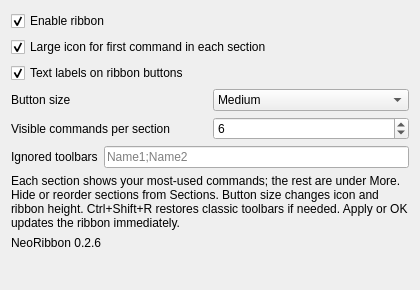
First picture: the form in Resources/ui/preferences.ui, repository robdevtech/NeoRibbon, before the edit.
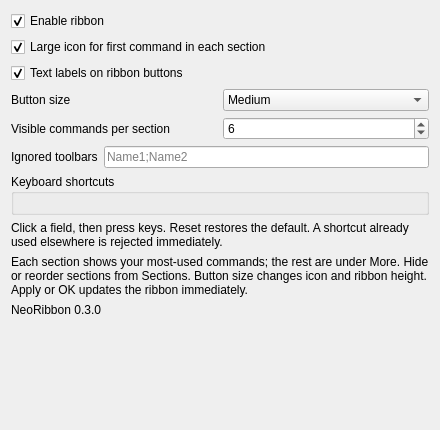
Second picture: the form after the edit. Custom widgets are drawn as their Qt base class.

Commit message:
Ship editable shortcuts with live conflict checks.
Users can rebind toggle, restore, and preferences chords in both preference UIs; taken keys are rejected immediately. Restore classic toolbars only shows bars NeoRibbon hid.

The edit to the form file:
```diff
--- a/Resources/ui/preferences.ui
+++ b/Resources/ui/preferences.ui
@@ -6,8 +6,8 @@
    <rect>
     <x>0</x>
     <y>0</y>
-    <width>420</width>
-    <height>290</height>
+    <width>440</width>
+    <height>430</height>
    </rect>
   </property>
   <property name="windowTitle">
@@ -158,10 +158,28 @@
      </item>
     </layout>
    </item>
+   <item>
+    <widget class="QGroupBox" name="groupShortcuts">
+     <property name="title">
+      <string>Keyboard shortcuts</string>
+     </property>
+     <layout class="QFormLayout" name="formShortcuts"/>
+    </widget>
+   </item>
+   <item>
+    <widget class="QLabel" name="labelShortcutsHint">
+     <property name="text">
+      <string>Click a field, then press keys. Reset restores the default. A shortcut already used elsewhere is rejected immediately.</string>
+     </property>
+     <property name="wordWrap">
+      <bool>true</bool>
+     </property>
+    </widget>
+   </item>
    <item>
     <widget class="QLabel" name="labelHint">
      <property name="text">
-      <string>Each section shows your most-used commands; the rest are under More. Hide or reorder sections from Sections. Button size changes icon and ribbon height. Ctrl+Shift+R restores classic toolbars if needed. Apply or OK updates the ribbon immediately.</string>
+      <string>Each section shows your most-used commands; the rest are under More. Hide or reorder sections from Sections. Button size changes icon and ribbon height. Apply or OK updates the ribbon immediately.</string>
      </property>
      <property name="wordWrap">
       <bool>true</bool>
@@ -171,7 +189,7 @@
    <item>
     <widget class="QLabel" name="labelVersion">
      <property name="text">
-      <string>NeoRibbon 0.2.6</string>
+      <string>NeoRibbon 0.3.0</string>
      </property>
      <property name="toolTip">
       <string>Installed addon version from package.xml</string>
```
The commit also changes 13 other files.
